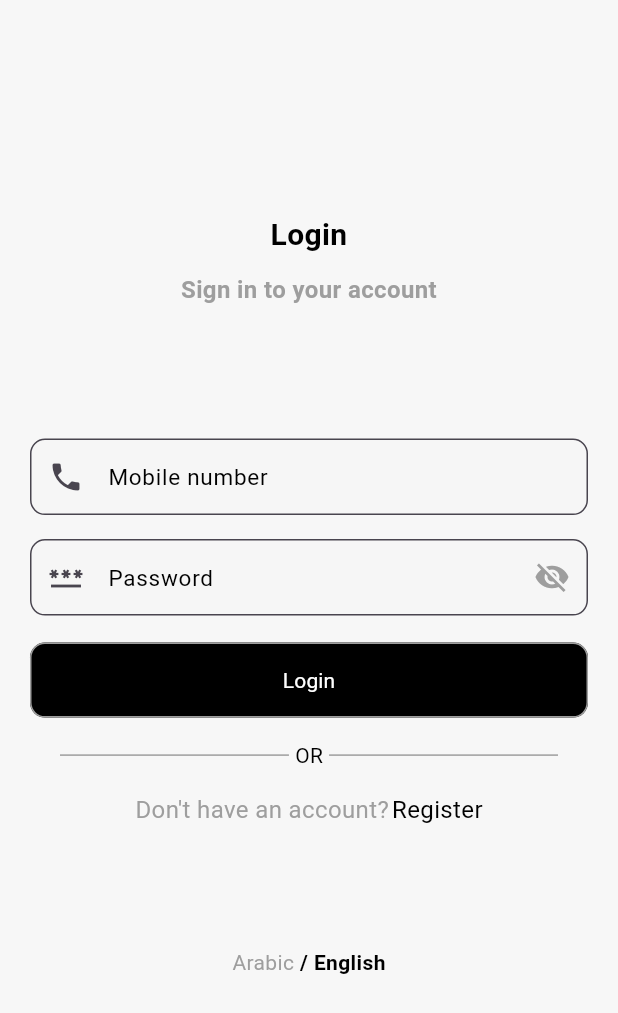
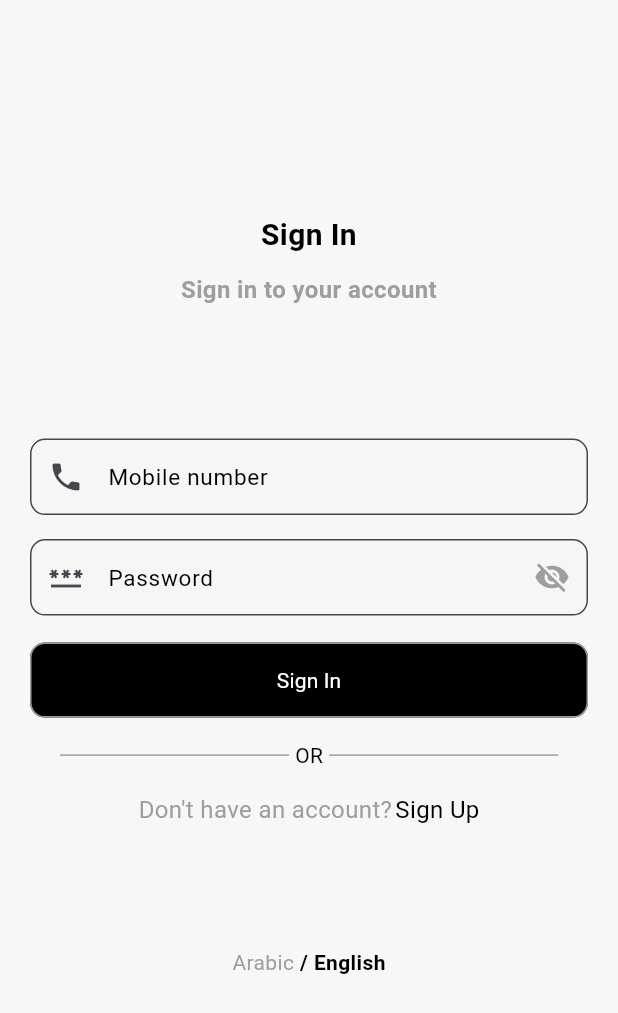
Before and after one commit to MohammadAssaf10/Deliver, a Flutter app: the screen it shows after launch, on a phone screen of 412 x 824 dp. Shown: the top 1013 px of the screen. Run offline on Flutter 3.47's test engine with Material 3 defaults, Android fonts, the phone set to English and light mode, and no system bars; drawn by our look-alikes of flutter_animate; our stand-ins replace bloc, bloc_concurrency, built_collection, built_value, connectivity_plus, dartz and 12 more; accounts and stored records are empty.

Commit message:
- Edit text translations.

```diff
--- a/lib/features/register/presentation/pages/register_page.dart
+++ b/lib/features/register/presentation/pages/register_page.dart
@@ -59,7 +59,7 @@ class RegisterPage extends StatelessWidget {
                             const AppName(),
                             const SizedBox(height: 40),
                             Text(
-                              S.of(context).register,
+                              S.of(context).signUp,
                               textAlign: TextAlign.center,
                               style: TextStyles.font30BlackBold,
                             ),
@@ -119,12 +119,12 @@ class RegisterPage extends StatelessWidget {
                                   context.read<RegisterBloc>().register();
                                 }
                               },
-                              buttonText: S.of(context).register,
+                              buttonText: S.of(context).signUp,
                             ),
                             const OrBar(),
                             AuthOptionText(
                               title: S.of(context).haveAnAccount,
-                              subTitle: S.of(context).login,
+                              subTitle: S.of(context).signIn,
                               subTitleOnPress: () {
                                 context.pop();
                               },
--- a/lib/features/sign_in/presentation/pages/sign_in_page.dart
+++ b/lib/features/sign_in/presentation/pages/sign_in_page.dart
@@ -55,7 +55,7 @@ class SignInPage extends StatelessWidget {
                     SizedBox(height: MediaQuery.of(context).size.height / 10),
                     const SizedBox(height: 40),
                     Text(
-                      S.of(context).login,
+                      S.of(context).signIn,
                       textAlign: TextAlign.center,
                       style: TextStyles.font30BlackBold,
                     ),
@@ -115,14 +115,14 @@ class SignInPage extends StatelessWidget {
                           context.read<SignInBloc>().login();
                         }
                       },
-                      buttonText: S.of(context).login,
+                      buttonText: S.of(context).signIn,
                       textStyle: TextStyles.font14WhiteRegular,
                       borderRadius: 10,
                     ),
                     const OrBar(),
                     AuthOptionText(
                       title: S.of(context).doNotHaveAnAccount,
-                      subTitle: S.of(context).register,
+                      subTitle: S.of(context).signUp,
                       subTitleOnPress: () {
                         context.pushNamed(Routes.registerPage);
                         context
```
Also changed, not shown: lib/l10n/intl_ar.arb (+16 -23 lines), lib/l10n/intl_en.arb (+33 -40 lines), lib/generated/intl/messages_ar.dart, lib/generated/intl/messages_en.dart, lib/generated/l10n.dart.
